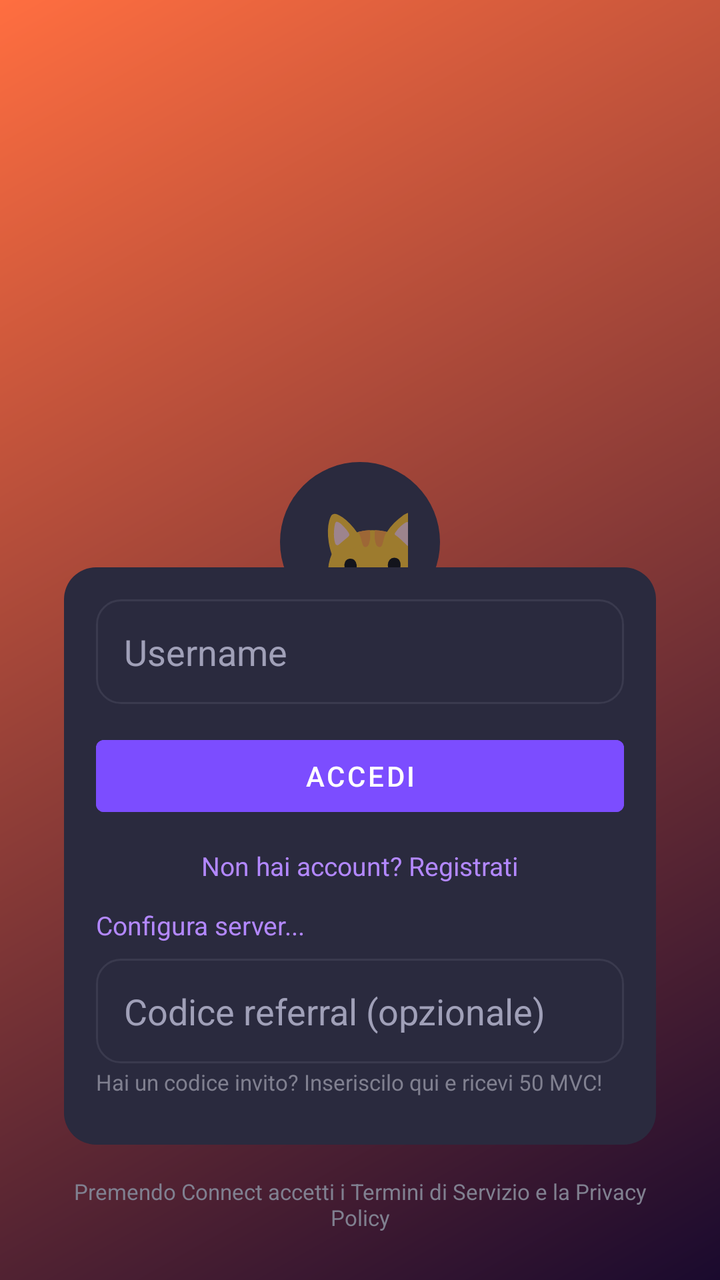
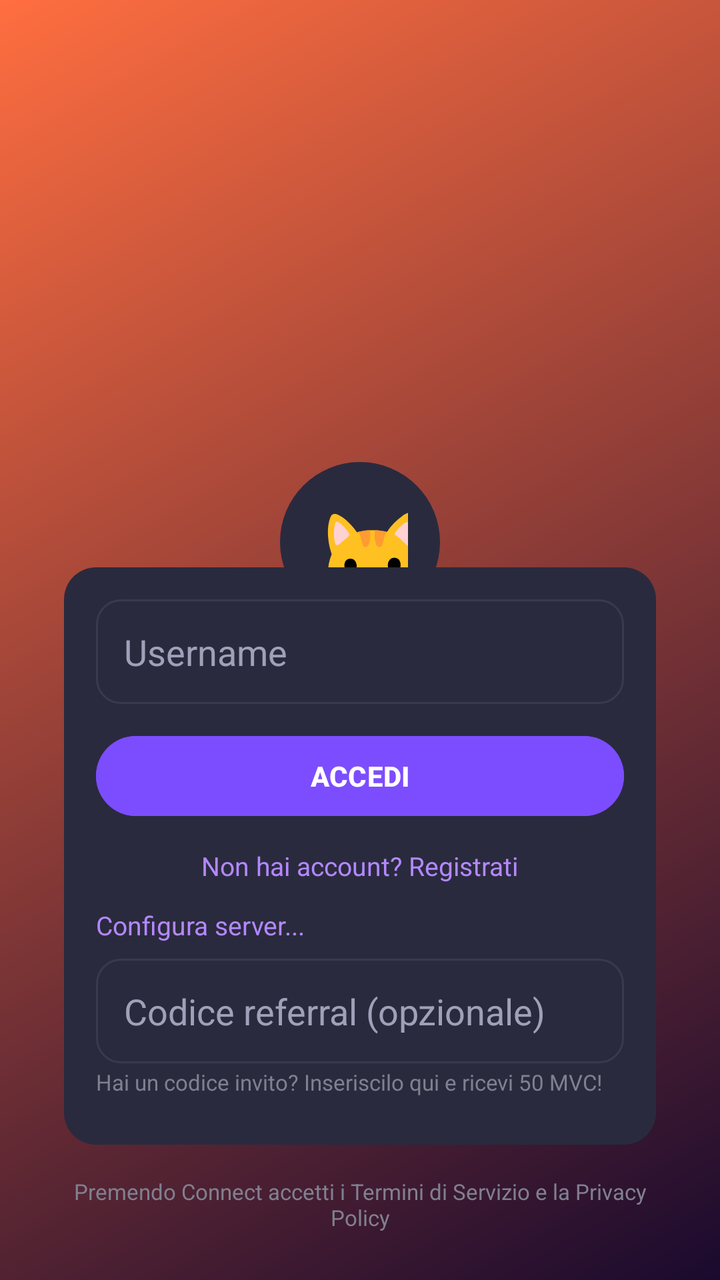

Before-and-after screenshots of an Android layout around one commit, followed by the original layout XML and the change that was made.
<!-- AndroidManifest.xml: application theme AppTheme -->
<!-- res/layout/activity_login.xml -->
<?xml version="1.0" encoding="utf-8"?>
<FrameLayout
    xmlns:android="http://schemas.android.com/apk/res/android"
    android:layout_width="match_parent"
    android:layout_height="match_parent"
    android:background="@drawable/gradient_background">

    <ScrollView
        android:layout_width="match_parent"
        android:layout_height="match_parent"
        android:fillViewport="true">

        <RelativeLayout
            android:layout_width="match_parent"
            android:layout_height="wrap_content"
            android:layout_gravity="center">

            <LinearLayout
                android:id="@+id/center_content"
                android:layout_width="match_parent"
                android:layout_height="wrap_content"
                android:orientation="vertical"
                android:gravity="center"
                android:layout_centerInParent="true"
                android:paddingLeft="32dp"
                android:paddingRight="32dp">

                <TextView
                    android:layout_width="80dp"
                    android:layout_height="80dp"
                    android:text="🐱"
                    android:textSize="48sp"
                    android:gravity="center"
                    android:background="@drawable/circle_logo_bg"
                    android:padding="16dp"
                    android:layout_marginBottom="24dp"/>

                <TextView
                    android:layout_width="wrap_content"
                    android:layout_height="wrap_content"
                    android:text="ChatAI"
                    android:textSize="36sp"
                    android:textStyle="bold"
                    android:textColor="#FFFFFF"
                    android:gravity="center"/>

                <TextView
                    android:layout_width="wrap_content"
                    android:layout_height="wrap_content"
                    android:text="Il tuo compagno AI"
                    android:textSize="16sp"
                    android:textColor="#B0B0C0"
                    android:gravity="center"
                    android:layout_marginTop="4dp"/>
            </LinearLayout>

            <LinearLayout
                android:id="@+id/bottom_content"
                android:layout_width="match_parent"
                android:layout_height="wrap_content"
                android:orientation="vertical"
                android:gravity="center"
                android:layout_alignParentBottom="true"
                android:paddingLeft="32dp"
                android:paddingRight="32dp"
                android:paddingBottom="24dp">

                <com.google.android.gms.common.SignInButton
                    android:id="@+id/google_sign_in_button"
                    android:layout_width="match_parent"
                    android:layout_height="56dp"
                    android:layout_marginBottom="12dp"
                    android:visibility="gone"/>

                <LinearLayout
                    android:id="@+id/login_section"
                    android:layout_width="match_parent"
                    android:layout_height="wrap_content"
                    android:orientation="vertical"
                    android:background="@drawable/card_bg"
                    android:padding="16dp"
                    android:layout_marginBottom="16dp">

                    <EditText
                        android:id="@+id/username_input"
                        android:layout_width="match_parent"
                        android:layout_height="wrap_content"
                        android:hint="Username"
                        android:textColorHint="#A0A0B8"
                        android:textColor="#E8E8F0"
                        android:inputType="textPersonName"
                        android:maxLength="20"
                        android:maxLines="1"
                        android:singleLine="true"
                        android:background="@drawable/edittext_bg"
                        android:padding="14dp"
                        android:layout_marginBottom="12dp"/>

                    <EditText
                        android:id="@+id/email_input"
                        android:layout_width="match_parent"
                        android:layout_height="wrap_content"
                        android:hint="Email (opzionale)"
                        android:textColorHint="#A0A0B8"
                        android:textColor="#E8E8F0"
                        android:inputType="textEmailAddress"
                        android:maxLines="1"
                        android:singleLine="true"
                        android:background="@drawable/edittext_bg"
                        android:padding="14dp"
                        android:layout_marginBottom="12dp"
                        android:visibility="gone"/>

                    <EditText
                        android:id="@+id/password_input"
                        android:layout_width="match_parent"
                        android:layout_height="wrap_content"
                        android:hint="Password (min 8 caratteri)"
                        android:textColorHint="#A0A0B8"
                        android:textColor="#E8E8F0"
                        android:inputType="textPassword"
                        android:maxLines="1"
                        android:singleLine="true"
                        android:background="@drawable/edittext_bg"
                        android:padding="14dp"
                        android:layout_marginBottom="12dp"
                        android:visibility="gone"/>

                    <Button
                        android:id="@+id/login_button"
                        android:layout_width="match_parent"
                        android:layout_height="48dp"
                        android:text="ACCEDI"
                        android:textSize="14sp"
                        android:backgroundTint="#7C4DFF"
                        android:textColor="#FFFFFF"
                        android:textAllCaps="true"/>

                    <TextView
                        android:id="@+id/toggle_auth_mode"
                        android:layout_width="wrap_content"
                        android:layout_height="wrap_content"
                        android:text="Non hai account? Registrati"
                        android:textSize="13sp"
                        android:textColor="#B388FF"
                        android:paddingTop="12dp"
                        android:paddingBottom="4dp"
                        android:clickable="true"
                        android:focusable="true"
                        android:layout_gravity="center_horizontal"/>

                    <TextView
                        android:id="@+id/server_url_toggle"
                        android:layout_width="wrap_content"
                        android:layout_height="wrap_content"
                        android:text="Configura server..."
                        android:textSize="13sp"
                        android:textColor="#B388FF"
                        android:paddingTop="8dp"
                        android:paddingBottom="4dp"
                        android:clickable="true"
                        android:focusable="true"/>

                    <EditText
                        android:id="@+id/server_url_input"
                        android:layout_width="match_parent"
                        android:layout_height="wrap_content"
                        android:hint="URL del server (es. http://192.168.1.100:5000)"
                        android:textColorHint="#A0A0B8"
                        android:textColor="#E8E8F0"
                        android:inputType="textUri"
                        android:maxLines="1"
                        android:singleLine="true"
                        android:background="@drawable/edittext_bg"
                        android:padding="14dp"
                        android:visibility="gone"/>

                    <EditText
                        android:id="@+id/referral_code_input"
                        android:layout_width="match_parent"
                        android:layout_height="wrap_content"
                        android:hint="Codice referral (opzionale)"
                        android:textColorHint="#A0A0B8"
                        android:textColor="#E8E8F0"
                        android:inputType="textVisiblePassword"
                        android:maxLength="8"
                        android:maxLines="1"
                        android:singleLine="true"
                        android:background="@drawable/edittext_bg"
                        android:padding="14dp"
                        android:layout_marginTop="4dp"/>

                    <TextView
                        android:layout_width="match_parent"
                        android:layout_height="wrap_content"
                        android:text="Hai un codice invito? Inseriscilo qui e ricevi 50 MVC!"
                        android:textSize="11sp"
                        android:textColor="#808090"
                        android:paddingTop="2dp"
                        android:paddingBottom="8dp"/>

                    <ProgressBar
                        android:id="@+id/auth_progress"
                        android:layout_width="match_parent"
                        android:layout_height="wrap_content"
                        android:visibility="gone"
                        android:layout_marginTop="12dp"/>
                </LinearLayout>

                <TextView
                    android:layout_width="wrap_content"
                    android:layout_height="wrap_content"
                    android:textSize="11sp"
                    android:textColor="#808090"
                    android:gravity="center"
                    android:autoLink="web"
                    android:text="@string/privacy_notice"/>
            </LinearLayout>

        </RelativeLayout>
    </ScrollView>

</FrameLayout>
<!-- resources referenced by this layout -->
<resources>
  <!-- drawable card_bg (drawable) -->
  <?xml version="1.0" encoding="utf-8"?>
  <shape xmlns:android="http://schemas.android.com/apk/res/android"
         android:shape="rectangle">
      <solid android:color="@color/surface_container"/>
      <corners android:radius="16dp"/>
      <padding android:left="16dp" android:top="16dp" android:right="16dp" android:bottom="16dp"/>
  </shape>
  <!-- drawable circle_logo_bg (drawable) -->
  <?xml version="1.0" encoding="utf-8"?>
  <shape xmlns:android="http://schemas.android.com/apk/res/android"
         android:shape="oval">
      <solid android:color="#2A2A3E"/>
  </shape>
  <!-- drawable edittext_bg (drawable) -->
  <?xml version="1.0" encoding="utf-8"?>
  <shape xmlns:android="http://schemas.android.com/apk/res/android"
         android:shape="rectangle">
      <solid android:color="@color/surface_container"/>
      <corners android:radius="12dp"/>
      <stroke android:width="1dp" android:color="@color/outline"/>
  </shape>
  <!-- drawable gradient_background (drawable) -->
  <?xml version="1.0" encoding="utf-8"?>
  <shape xmlns:android="http://schemas.android.com/apk/res/android" android:shape="rectangle">
      <gradient
          android:startColor="#1A0A2E"
          android:endColor="#FF6E40"
          android:angle="135" />
  </shape>
  <string name="privacy_notice">Premendo Connect accetti i Termini di Servizio e la Privacy Policy</string>
  <style name="AppTheme" parent="Theme.MaterialComponents.DayNight.NoActionBar">
          <item name="colorPrimary">@color/primary</item>
          <item name="colorPrimaryDark">@color/primary_dark</item>
          <item name="colorAccent">@color/primary</item>
          <item name="colorOnPrimary">@color/on_primary</item>
          <item name="colorSurface">@color/surface</item>
          <item name="colorOnSurface">@color/on_surface</item>
          <item name="android:colorBackground">@color/background</item>
          <item name="android:windowBackground">@color/background</item>
          <item name="android:statusBarColor">@color/background_dark</item>
          <item name="android:navigationBarColor">@color/bottom_nav_bg</item>
          <item name="android:windowLightStatusBar">false</item>
      </style>
  <color name="surface_container">#2A2A3E</color>
  <color name="outline">#3A3A4E</color>
  <color name="primary">#7C4DFF</color>
  <color name="primary_dark">#651FFF</color>
  <color name="on_primary">#FFFFFF</color>
  <color name="surface">#1E1E2E</color>
  <color name="on_surface">#E8E8F0</color>
  <color name="background">#13131F</color>
  <color name="background_dark">#0D0D16</color>
  <color name="bottom_nav_bg">#1A1A2E</color>
</resources>

<!-- the commit's change to res/layout/activity_login.xml (unified diff, before → after) -->
@@ -1,6 +1,7 @@
 <?xml version="1.0" encoding="utf-8"?>
 <FrameLayout
     xmlns:android="http://schemas.android.com/apk/res/android"
+    xmlns:app="http://schemas.android.com/apk/res-auto"
     android:layout_width="match_parent"
     android:layout_height="match_parent"
     android:background="@drawable/gradient_background">
@@ -22,8 +23,8 @@
                 android:orientation="vertical"
                 android:gravity="center"
                 android:layout_centerInParent="true"
-                android:paddingLeft="32dp"
-                android:paddingRight="32dp">
+                android:paddingStart="32dp"
+                android:paddingEnd="32dp">
 
                 <TextView
                     android:layout_width="80dp"
@@ -41,7 +42,7 @@
                     android:text="ChatAI"
                     android:textSize="36sp"
                     android:textStyle="bold"
-                    android:textColor="#FFFFFF"
+                    android:textColor="@color/on_primary"
                     android:gravity="center"/>
 
                 <TextView
@@ -49,7 +50,7 @@
                     android:layout_height="wrap_content"
                     android:text="Il tuo compagno AI"
                     android:textSize="16sp"
-                    android:textColor="#B0B0C0"
+                    android:textColor="@color/on_surface_variant"
                     android:gravity="center"
                     android:layout_marginTop="4dp"/>
             </LinearLayout>
@@ -61,8 +62,8 @@
                 android:orientation="vertical"
                 android:gravity="center"
                 android:layout_alignParentBottom="true"
-                android:paddingLeft="32dp"
-                android:paddingRight="32dp"
+                android:paddingStart="32dp"
+                android:paddingEnd="32dp"
                 android:paddingBottom="24dp">
 
                 <com.google.android.gms.common.SignInButton
@@ -86,8 +87,8 @@
                         android:layout_width="match_parent"
                         android:layout_height="wrap_content"
                         android:hint="Username"
-                        android:textColorHint="#A0A0B8"
-                        android:textColor="#E8E8F0"
+                        android:textColorHint="@color/on_surface_variant"
+                        android:textColor="@color/on_surface"
                         android:inputType="textPersonName"
                         android:maxLength="20"
                         android:maxLines="1"
@@ -101,8 +102,8 @@
                         android:layout_width="match_parent"
                         android:layout_height="wrap_content"
                         android:hint="Email (opzionale)"
-                        android:textColorHint="#A0A0B8"
-                        android:textColor="#E8E8F0"
+                        android:textColorHint="@color/on_surface_variant"
+                        android:textColor="@color/on_surface"
                         android:inputType="textEmailAddress"
                         android:maxLines="1"
                         android:singleLine="true"
@@ -116,8 +117,8 @@
                         android:layout_width="match_parent"
                         android:layout_height="wrap_content"
                         android:hint="Password (min 8 caratteri)"
-                        android:textColorHint="#A0A0B8"
-                        android:textColor="#E8E8F0"
+                        android:textColorHint="@color/on_surface_variant"
+                        android:textColor="@color/on_surface"
                         android:inputType="textPassword"
                         android:maxLines="1"
                         android:singleLine="true"
@@ -126,15 +127,17 @@
                         android:layout_marginBottom="12dp"
                         android:visibility="gone"/>
 
-                    <Button
+                    <com.google.android.material.button.MaterialButton
                         android:id="@+id/login_button"
                         android:layout_width="match_parent"
                         android:layout_height="48dp"
                         android:text="ACCEDI"
                         android:textSize="14sp"
-                        android:backgroundTint="#7C4DFF"
-                        android:textColor="#FFFFFF"
-                        android:textAllCaps="true"/>
+                        android:backgroundTint="@color/primary"
+                        android:textColor="@color/on_primary"
+                        android:textAllCaps="false"
+                        android:textStyle="bold"
+                        app:cornerRadius="22dp"/>
 
                     <TextView
                         android:id="@+id/toggle_auth_mode"
@@ -142,7 +145,7 @@
                         android:layout_height="wrap_content"
                         android:text="Non hai account? Registrati"
                         android:textSize="13sp"
-                        android:textColor="#B388FF"
+                        android:textColor="@color/text_link"
                         android:paddingTop="12dp"
                         android:paddingBottom="4dp"
                         android:clickable="true"
@@ -155,7 +158,7 @@
                         android:layout_height="wrap_content"
                         android:text="Configura server..."
                         android:textSize="13sp"
-                        android:textColor="#B388FF"
+                        android:textColor="@color/text_link"
                         android:paddingTop="8dp"
                         android:paddingBottom="4dp"
                         android:clickable="true"
@@ -166,8 +169,8 @@
                         android:layout_width="match_parent"
                         android:layout_height="wrap_content"
                         android:hint="URL del server (es. http://192.168.1.100:5000)"
-                        android:textColorHint="#A0A0B8"
-                        android:textColor="#E8E8F0"
+                        android:textColorHint="@color/on_surface_variant"
+                        android:textColor="@color/on_surface"
                         android:inputType="textUri"
                         android:maxLines="1"
                         android:singleLine="true"
@@ -180,8 +183,8 @@
                         android:layout_width="match_parent"
                         android:layout_height="wrap_content"
                         android:hint="Codice referral (opzionale)"
-                        android:textColorHint="#A0A0B8"
-                        android:textColor="#E8E8F0"
+                        android:textColorHint="@color/on_surface_variant"
+                        android:textColor="@color/on_surface"
                         android:inputType="textVisiblePassword"
                         android:maxLength="8"
                         android:maxLines="1"
@@ -195,7 +198,7 @@
                         android:layout_height="wrap_content"
                         android:text="Hai un codice invito? Inseriscilo qui e ricevi 50 MVC!"
                         android:textSize="11sp"
-                        android:textColor="#808090"
+                        android:textColor="@color/text_hint"
                         android:paddingTop="2dp"
                         android:paddingBottom="8dp"/>
 
@@ -211,7 +214,7 @@
                     android:layout_width="wrap_content"
                     android:layout_height="wrap_content"
                     android:textSize="11sp"
-                    android:textColor="#808090"
+                    android:textColor="@color/text_hint"
                     android:gravity="center"
                     android:autoLink="web"
                     android:text="@string/privacy_notice"/>
<!-- resource entries referenced after the edit -->
@@ -12,7 +12,7 @@
   <?xml version="1.0" encoding="utf-8"?>
   <shape xmlns:android="http://schemas.android.com/apk/res/android"
          android:shape="oval">
-      <solid android:color="#2A2A3E"/>
+      <solid android:color="@color/surface_container"/>
   </shape>
   <!-- drawable edittext_bg (drawable) -->
   <?xml version="1.0" encoding="utf-8"?>
@@ -26,33 +26,51 @@
   <?xml version="1.0" encoding="utf-8"?>
   <shape xmlns:android="http://schemas.android.com/apk/res/android" android:shape="rectangle">
       <gradient
-          android:startColor="#1A0A2E"
-          android:endColor="#FF6E40"
+          android:startColor="@color/login_gradient_start"
+          android:endColor="@color/tertiary"
           android:angle="135" />
   </shape>
   <string name="privacy_notice">Premendo Connect accetti i Termini di Servizio e la Privacy Policy</string>
-  <style name="AppTheme" parent="Theme.MaterialComponents.DayNight.NoActionBar">
+  <style name="AppTheme" parent="Theme.Material3.Dark.NoActionBar">
           <item name="colorPrimary">@color/primary</item>
-          <item name="colorPrimaryDark">@color/primary_dark</item>
-          <item name="colorAccent">@color/primary</item>
           <item name="colorOnPrimary">@color/on_primary</item>
+          <item name="colorPrimaryContainer">@color/primary_dark</item>
+          <item name="colorOnPrimaryContainer">@color/on_primary</item>
+          <item name="colorSecondary">@color/secondary</item>
+          <item name="colorTertiary">@color/tertiary</item>
           <item name="colorSurface">@color/surface</item>
           <item name="colorOnSurface">@color/on_surface</item>
+          <item name="colorSurfaceVariant">@color/surface_variant</item>
+          <item name="colorOnSurfaceVariant">@color/on_surface_variant</item>
+          <item name="colorSurfaceContainer">@color/surface_container</item>
           <item name="android:colorBackground">@color/background</item>
           <item name="android:windowBackground">@color/background</item>
           <item name="android:statusBarColor">@color/background_dark</item>
           <item name="android:navigationBarColor">@color/bottom_nav_bg</item>
           <item name="android:windowLightStatusBar">false</item>
+          <item name="colorError">@color/error</item>
+          <item name="colorOnError">@color/on_primary</item>
+          <item name="colorErrorContainer">@color/error_container</item>
+          <item name="colorOutline">@color/outline</item>
       </style>
   <color name="surface_container">#2A2A3E</color>
   <color name="outline">#3A3A4E</color>
+  <color name="login_gradient_start">#1A0A2E</color>
+  <color name="tertiary">#FF6E40</color>
   <color name="primary">#7C4DFF</color>
+  <color name="text_hint">#808090</color>
+  <color name="text_link">#B388FF</color>
   <color name="primary_dark">#651FFF</color>
+  <color name="secondary">#03DAC6</color>
   <color name="on_primary">#FFFFFF</color>
   <color name="surface">#1E1E2E</color>
+  <color name="surface_variant">#3A3A4E</color>
   <color name="on_surface">#E8E8F0</color>
+  <color name="on_surface_variant">#A0A0B8</color>
   <color name="background">#13131F</color>
   <color name="background_dark">#0D0D16</color>
   <color name="bottom_nav_bg">#1A1A2E</color>
+  <color name="error">#FF5252</color>
+  <color name="error_container">#3E1A1A</color>
 </resources>
 
